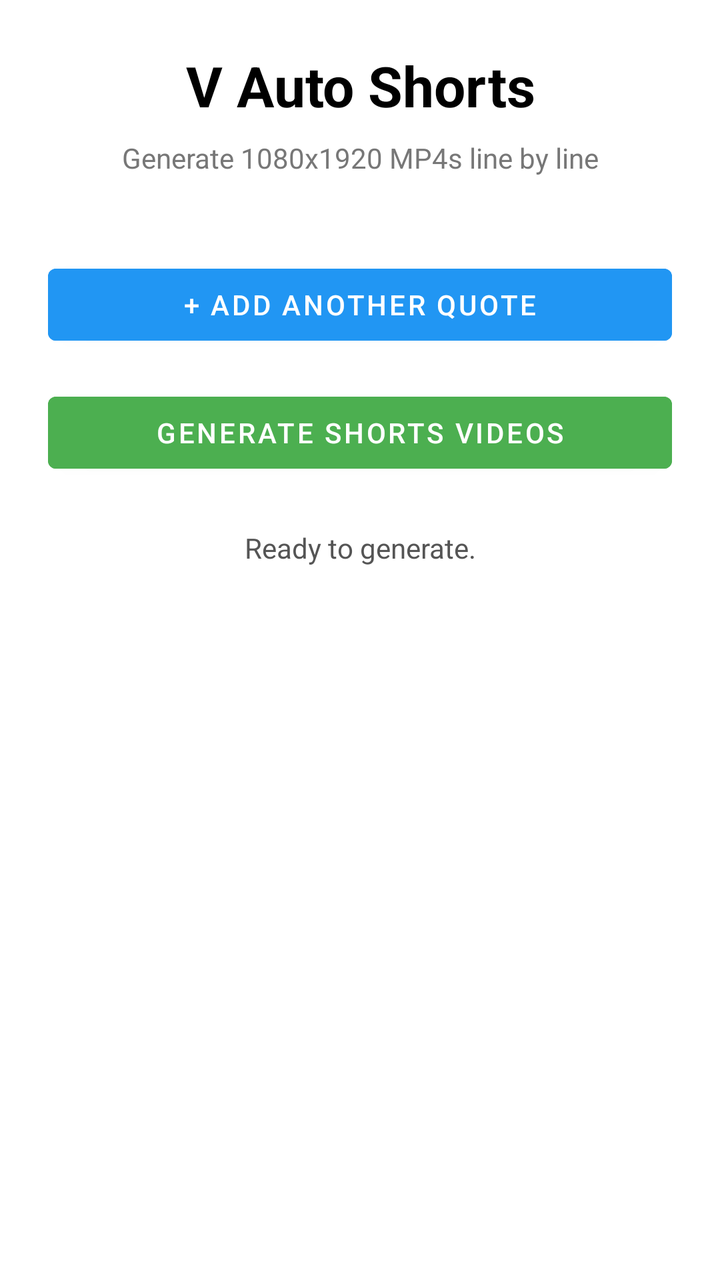
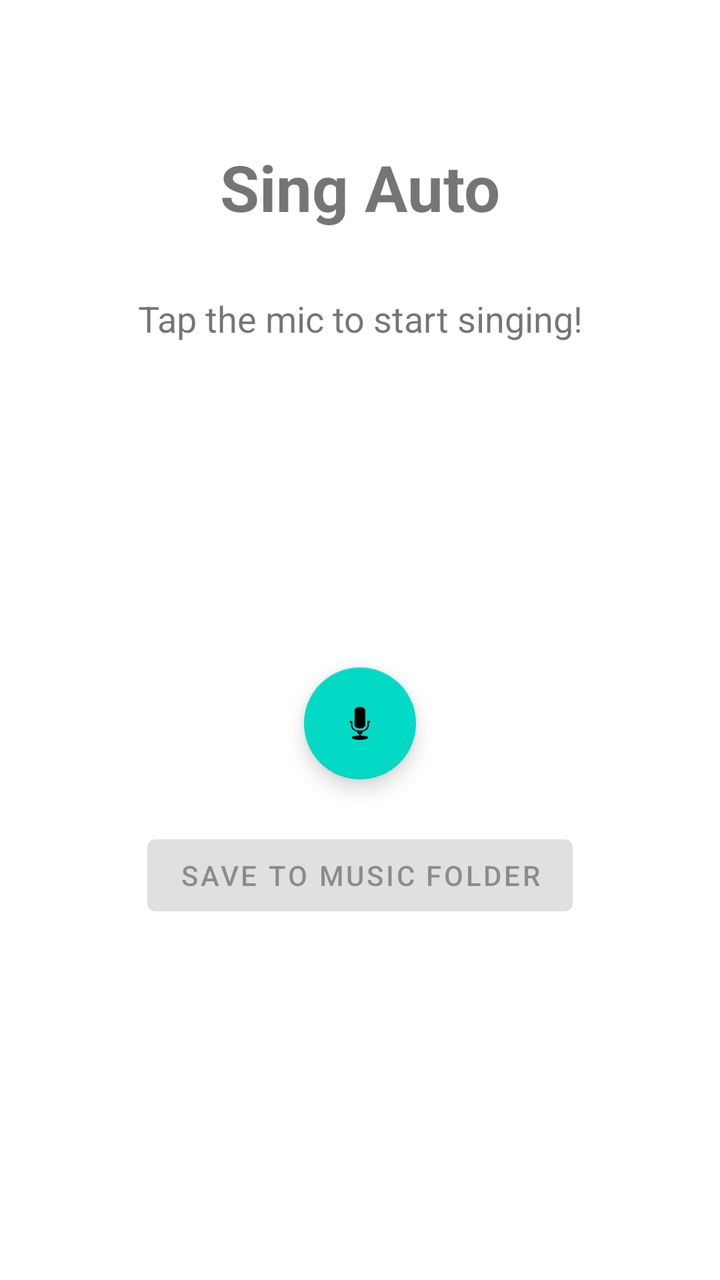

Compare the two renders of this Android layout. The source of the first and the diff that turns it into the second are given below.
<!-- AndroidManifest.xml: application theme Theme.SingAuto -->
<!-- res/layout/activity_main.xml -->
<?xml version="1.0" encoding="utf-8"?>

<ScrollView xmlns:android="http://schemas.android.com/apk/res/android"
    android:layout_width="match_parent"
    android:layout_height="match_parent"
    android:background="#FFFFFF">

    <LinearLayout
        android:layout_width="match_parent"
        android:layout_height="wrap_content"
        android:orientation="vertical"
        android:padding="24dp">

        <TextView
            android:layout_width="match_parent"
            android:layout_height="wrap_content"
            android:text="V Auto Shorts"
            android:textSize="28sp"
            android:textStyle="bold"
            android:textColor="#000000"
            android:gravity="center"
            android:layout_marginBottom="8dp"/>

        <TextView
            android:layout_width="match_parent"
            android:layout_height="wrap_content"
            android:text="Generate 1080x1920 MP4s line by line"
            android:textSize="14sp"
            android:textColor="#777777"
            android:gravity="center"
            android:layout_marginBottom="24dp"/>

        <LinearLayout
            android:id="@+id/quotesContainer"
            android:layout_width="match_parent"
            android:layout_height="wrap_content"
            android:orientation="vertical" />

        <Button
            android:id="@+id/addQuoteBtn"
            android:layout_width="match_parent"
            android:layout_height="wrap_content"
            android:text="+ Add Another Quote"
            android:layout_marginTop="16dp"
            android:backgroundTint="#2196F3"
            android:textColor="#FFFFFF"/>

        <Button
            android:id="@+id/generateBtn"
            android:layout_width="match_parent"
            android:layout_height="wrap_content"
            android:text="Generate Shorts Videos"
            android:layout_marginTop="16dp"
            android:backgroundTint="#4CAF50"
            android:textColor="#FFFFFF"/>

        <TextView
            android:id="@+id/statusText"
            android:layout_width="match_parent"
            android:layout_height="wrap_content"
            android:text="Ready to generate."
            android:textSize="14sp"
            android:textColor="#555555"
            android:gravity="center"
            android:layout_marginTop="24dp"/>

    </LinearLayout>
</ScrollView>
<!-- resources referenced by this layout -->
<resources>
  <style name="Theme.SingAuto" parent="Theme.MaterialComponents.DayNight.DarkActionBar">
          <item name="colorPrimary">#6200EE</item>
          <item name="colorPrimaryVariant">#3700B3</item>
          <item name="colorOnPrimary">#FFFFFF</item>
          <item name="colorSecondary">#03DAC5</item>
          <item name="colorSecondaryVariant">#018786</item>
          <item name="colorOnSecondary">#000000</item>
      </style>
</resources>

<!-- the commit's change to res/layout/activity_main.xml (unified diff, before → after) -->
@@ -1,68 +1,56 @@
 <?xml version="1.0" encoding="utf-8"?>
 
-<ScrollView xmlns:android="http://schemas.android.com/apk/res/android"
+<androidx.constraintlayout.widget.ConstraintLayout xmlns:android="http://schemas.android.com/apk/res/android"
+    xmlns:app="http://schemas.android.com/apk/res-auto"
     android:layout_width="match_parent"
     android:layout_height="match_parent"
-    android:background="#FFFFFF">
+    android:padding="24dp">
 
-    <LinearLayout
-        android:layout_width="match_parent"
+    <TextView
+        android:id="@+id/tvTitle"
+        android:layout_width="wrap_content"
         android:layout_height="wrap_content"
-        android:orientation="vertical"
-        android:padding="24dp">
+        android:text="Sing Auto"
+        android:textSize="32sp"
+        android:textStyle="bold"
+        app:layout_constraintTop_toTopOf="parent"
+        app:layout_constraintStart_toStartOf="parent"
+        app:layout_constraintEnd_toEndOf="parent"
+        android:layout_marginTop="48dp"/>
 
-        <TextView
-            android:layout_width="match_parent"
-            android:layout_height="wrap_content"
-            android:text="V Auto Shorts"
-            android:textSize="28sp"
-            android:textStyle="bold"
-            android:textColor="#000000"
-            android:gravity="center"
-            android:layout_marginBottom="8dp"/>
+    <TextView
+        android:id="@+id/tvStatus"
+        android:layout_width="wrap_content"
+        android:layout_height="wrap_content"
+        android:text="Tap the mic to start singing!"
+        android:textSize="18sp"
+        android:textAlignment="center"
+        app:layout_constraintTop_toBottomOf="@id/tvTitle"
+        app:layout_constraintStart_toStartOf="parent"
+        app:layout_constraintEnd_toEndOf="parent"
+        android:layout_marginTop="32dp"/>
 
-        <TextView
-            android:layout_width="match_parent"
-            android:layout_height="wrap_content"
-            android:text="Generate 1080x1920 MP4s line by line"
-            android:textSize="14sp"
-            android:textColor="#777777"
-            android:gravity="center"
-            android:layout_marginBottom="24dp"/>
+    <com.google.android.material.floatingactionbutton.FloatingActionButton
+        android:id="@+id/fabRecord"
+        android:layout_width="wrap_content"
+        android:layout_height="wrap_content"
+        android:src="@android:drawable/ic_btn_speak_now"
+        app:layout_constraintTop_toBottomOf="@id/tvStatus"
+        app:layout_constraintStart_toStartOf="parent"
+        app:layout_constraintEnd_toEndOf="parent"
+        app:layout_constraintBottom_toBottomOf="parent"
+        app:fabSize="normal"
+        android:layout_marginBottom="64dp"/>
 
-        <LinearLayout
-            android:id="@+id/quotesContainer"
-            android:layout_width="match_parent"
-            android:layout_height="wrap_content"
-            android:orientation="vertical" />
+    <com.google.android.material.button.MaterialButton
+        android:id="@+id/btnSave"
+        android:layout_width="wrap_content"
+        android:layout_height="wrap_content"
+        android:text="Save to Music Folder"
+        android:enabled="false"
+        app:layout_constraintTop_toBottomOf="@id/fabRecord"
+        app:layout_constraintStart_toStartOf="parent"
+        app:layout_constraintEnd_toEndOf="parent"
+        android:layout_marginTop="24dp"/>
 
-        <Button
-            android:id="@+id/addQuoteBtn"
-            android:layout_width="match_parent"
-            android:layout_height="wrap_content"
-            android:text="+ Add Another Quote"
-            android:layout_marginTop="16dp"
-            android:backgroundTint="#2196F3"
-            android:textColor="#FFFFFF"/>
-
-        <Button
-            android:id="@+id/generateBtn"
-            android:layout_width="match_parent"
-            android:layout_height="wrap_content"
-            android:text="Generate Shorts Videos"
-            android:layout_marginTop="16dp"
-            android:backgroundTint="#4CAF50"
-            android:textColor="#FFFFFF"/>
-
-        <TextView
-            android:id="@+id/statusText"
-            android:layout_width="match_parent"
-            android:layout_height="wrap_content"
-            android:text="Ready to generate."
-            android:textSize="14sp"
-            android:textColor="#555555"
-            android:gravity="center"
-            android:layout_marginTop="24dp"/>
-
-    </LinearLayout>
-</ScrollView>
+</androidx.constraintlayout.widget.ConstraintLayout>
